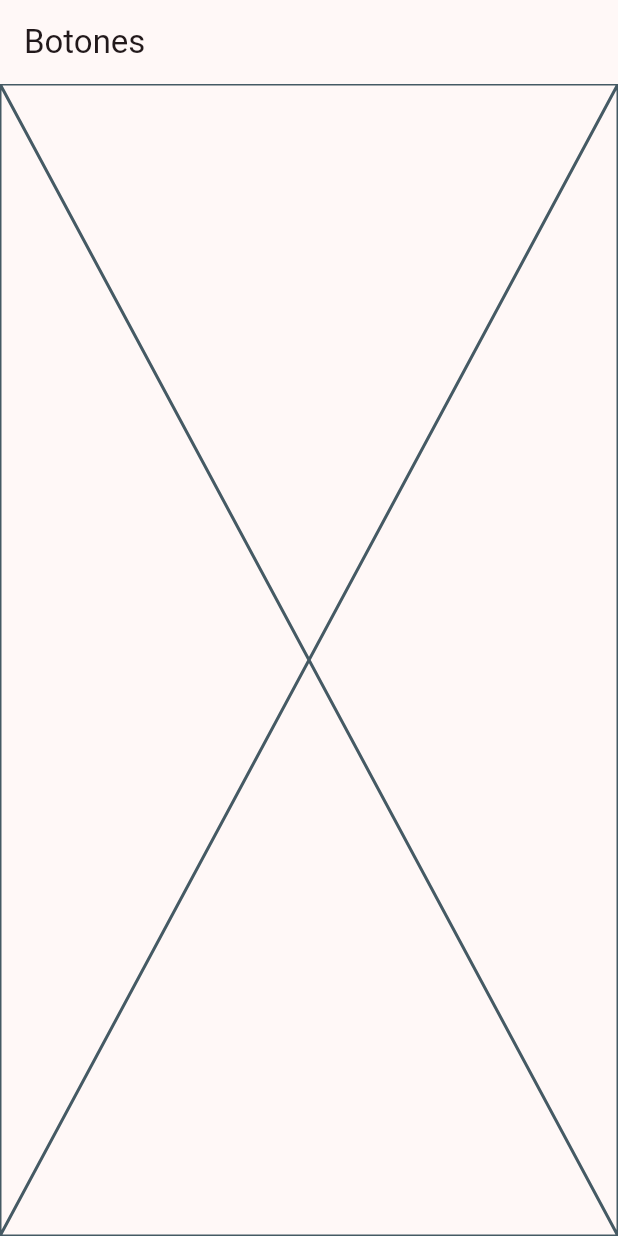
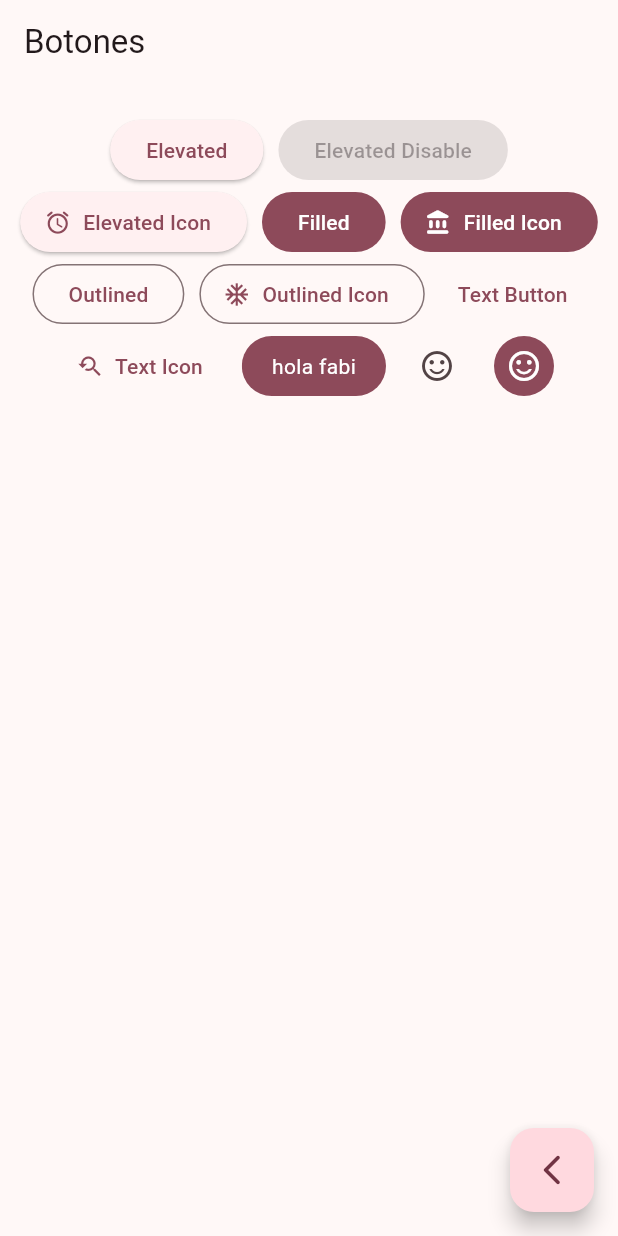
Before and after one commit to xXSkayLabXx/widgets_app, a Flutter app: the ButtonsScreen screen opened by its route, on a phone screen of 412 x 824 dp. Run offline on Flutter 3.47's test engine with Material 2 defaults, Android fonts, the phone set to English and light mode, and no system bars; our stand-ins replace go_router.

Commit message:
custom button

```diff
--- a/lib/presentation/screens/buttons/buttons_screen.dart
+++ b/lib/presentation/screens/buttons/buttons_screen.dart
@@ -1,4 +1,5 @@
 import 'package:flutter/material.dart';
+import 'package:go_router/go_router.dart';
 
 class ButtonsScreen extends StatelessWidget {
   const ButtonsScreen({super.key});
@@ -8,7 +9,99 @@ class ButtonsScreen extends StatelessWidget {
   Widget build(BuildContext context) {
     return Scaffold(
       appBar: AppBar(title: const Text('Botones')),
-      body: const Placeholder(),
+      body: const _ButtonsView(),
+      floatingActionButton: FloatingActionButton(
+        onPressed: () {
+          context.pop();
+        },
+        child: const Icon(Icons.arrow_back_ios_new_rounded),
+      ),
     );
   }
 }
+
+class _ButtonsView extends StatelessWidget {
+  const _ButtonsView();
+
+  @override
+  Widget build(BuildContext context) {
+    final colors = Theme.of(context).colorScheme;
+
+    return SizedBox(
+      width: double.infinity,
+      child: Padding(
+        padding: const EdgeInsets.symmetric(horizontal: 10, vertical: 20),
+        child: Wrap(
+          spacing: 10,
+          crossAxisAlignment: WrapCrossAlignment.center,
+          alignment: WrapAlignment.center,
+          children: [
+            ElevatedButton(onPressed: () {}, child: const Text('Elevated')),
+            const ElevatedButton(
+                onPressed: null, child: Text('Elevated Disable')),
+            ElevatedButton.icon(
+              onPressed: () {},
+              icon: const Icon(Icons.access_alarm_rounded),
+              label: const Text('Elevated Icon'),
+            ),
+            FilledButton(onPressed: () {}, child: const Text('Filled')),
+            FilledButton.icon(
+              onPressed: () {},
+              icon: const Icon(Icons.account_balance_rounded),
+              label: const Text('Filled Icon'),
+            ),
+            OutlinedButton(onPressed: () {}, child: const Text('Outlined')),
+            OutlinedButton.icon(
+              onPressed: () {},
+              label: const Text('Outlined Icon'),
+              icon: const Icon(Icons.ac_unit),
+            ),
+            TextButton(onPressed: () {}, child: const Text('Text Button')),
+            TextButton.icon(
+              onPressed: () {},
+              label: const Text('Text Icon'),
+              icon: const Icon(Icons.youtube_searched_for_outlined),
+            ),
+            const CustomButton(),
+            IconButton(
+                onPressed: () {},
+                icon: const Icon(Icons.sentiment_satisfied_alt_sharp)),
+            IconButton(
+                onPressed: () {},
+                icon: const Icon(Icons.sentiment_satisfied_alt_sharp),
+                style: ButtonStyle(
+                  backgroundColor: MaterialStatePropertyAll(colors.primary),
+                  iconColor: const MaterialStatePropertyAll(Colors.white),
+                )),
+          ],
+        ),
+      ),
+    );
+  }
+}
+
+class CustomButton extends StatelessWidget {
+  const CustomButton({super.key});
+
+  @override
+  Widget build(BuildContext context) {
+    final colors = Theme.of(context).colorScheme;
+
+    return ClipRRect(
+      borderRadius: BorderRadius.circular(20),
+      child: Material(
+        color: colors.primary,
+        child: InkWell(
+          splashColor: Colors.amber,
+          onTap: () {},
+          child: const Padding(
+              padding: EdgeInsets.symmetric(horizontal: 20, vertical: 10),
+              child: Text(
+                'hola fabi',
+                style: TextStyle(color: Colors.white),
+              )),
+        ),
+      ),
+    );
+  }
+}
```
